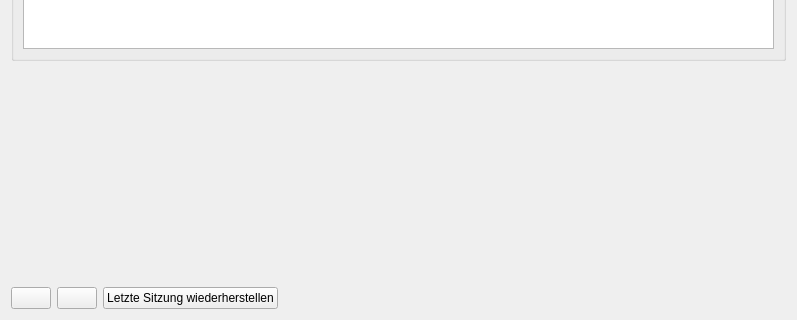
Above: ui/wizard_start.ui from tappi287/RenderKnecht2 before the change; both pictures show x 0 to 797 and y 285 to 605 of the 797 by 605 pixel window. Below: the same form after it.
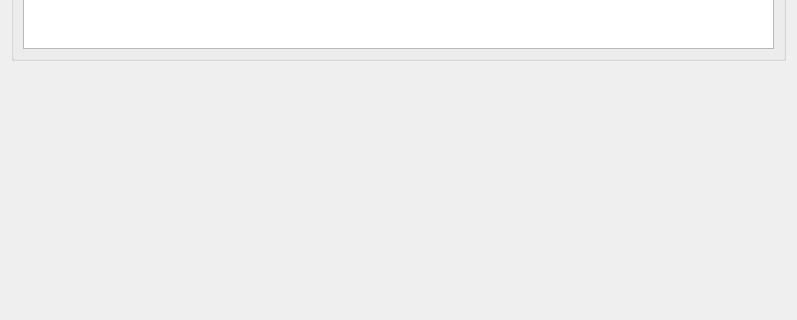
That is the form after the change. Icons and pictures are not drawn.

Commit message: update preset wizard mechanics

Patch:
```diff
--- a/ui/wizard_start.ui
+++ b/ui/wizard_start.ui
@@ -126,68 +126,6 @@
      </property>
     </spacer>
    </item>
-   <item>
-    <layout class="QHBoxLayout" name="btn_bar_layout">
-     <item>
-      <widget class="QPushButton" name="load_btn">
-       <property name="maximumSize">
-        <size>
-         <width>64</width>
-         <height>16777215</height>
-        </size>
-       </property>
-       <property name="text">
-        <string/>
-       </property>
-       <property name="icon">
-        <iconset resource="res/gui_resource.qrc">
-         <normaloff>:/main/folder.png</normaloff>:/main/folder.png</iconset>
-       </property>
-      </widget>
-     </item>
-     <item>
-      <widget class="QPushButton" name="save_btn">
-       <property name="maximumSize">
-        <size>
-         <width>64</width>
-         <height>16777215</height>
-        </size>
-       </property>
-       <property name="text">
-        <string/>
-       </property>
-       <property name="icon">
-        <iconset resource="res/gui_resource.qrc">
-         <normaloff>:/main/disk.png</normaloff>:/main/disk.png</iconset>
-       </property>
-      </widget>
-     </item>
-     <item>
-      <widget class="QPushButton" name="restore_btn">
-       <property name="text">
-        <string>Letzte Sitzung wiederherstellen</string>
-       </property>
-       <property name="icon">
-        <iconset resource="res/gui_resource.qrc">
-         <normaloff>:/main/undo.png</normaloff>:/main/undo.png</iconset>
-       </property>
-      </widget>
-     </item>
-     <item>
-      <spacer name="horizontalSpacer">
-       <property name="orientation">
-        <enum>Qt::Horizontal</enum>
-       </property>
-       <property name="sizeHint" stdset="0">
-        <size>
-         <width>40</width>
-         <height>20</height>
-        </size>
-       </property>
-      </spacer>
-     </item>
-    </layout>
-   </item>
   </layout>
  </widget>
  <resources>
```
The commit also changes 7 other files.
